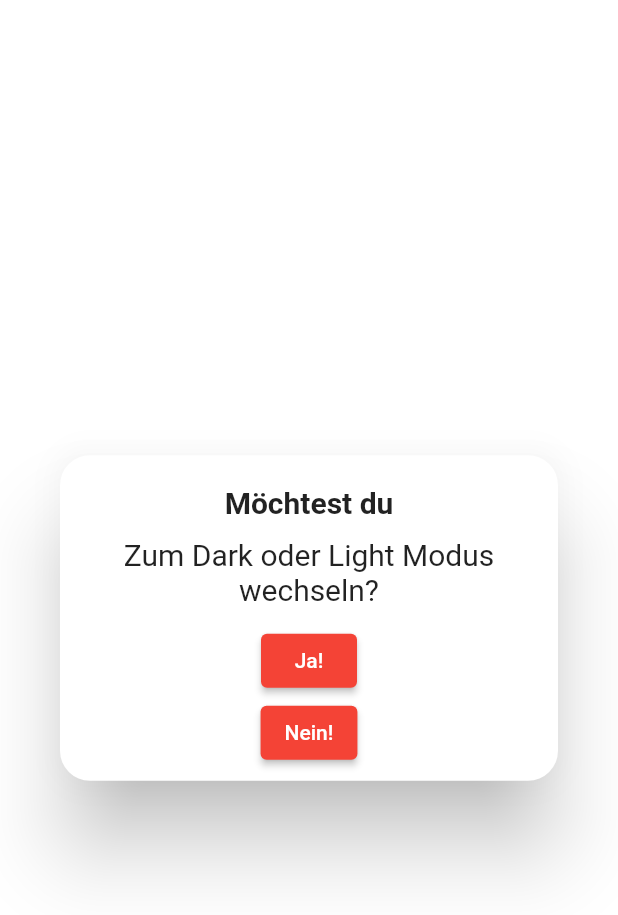
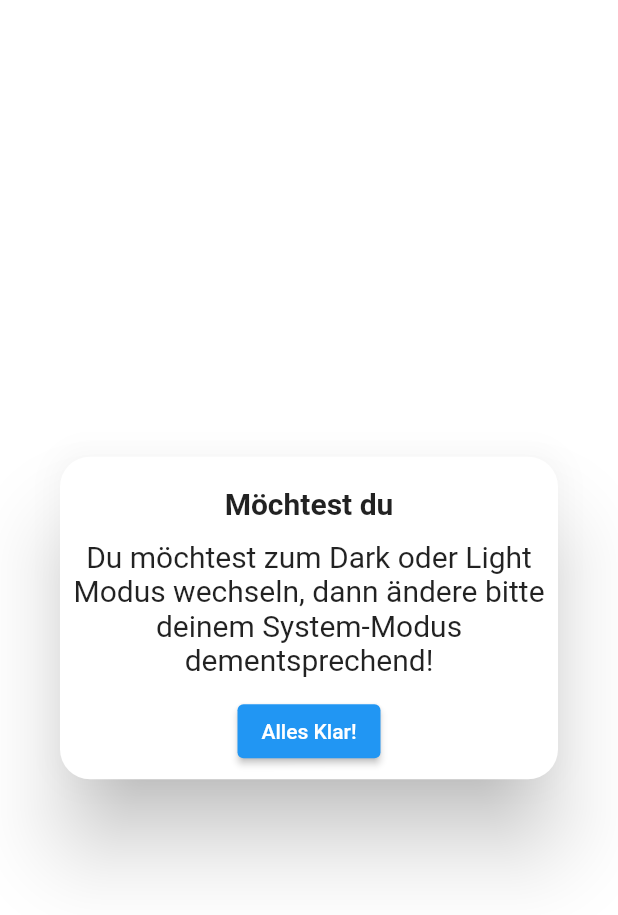
Before and after one commit to MichaelHalbl/Puzzle-Game, a Flutter app: the screen it shows after launch, after a tap on an icon or button, on a phone screen of 412 x 824 dp. Shown: the top 915 px of the screen. Run offline on Flutter 3.47's test engine with Material 2 defaults, Android fonts, the phone set to English and light mode, and no system bars; our stand-ins replace font_awesome_flutter; missing offline and left inert: dart:ffi, flutter_grid_button.

Commit message:
added dark and light modus

```diff
--- a/lib/home_screen_Easy.dart
+++ b/lib/home_screen_Easy.dart
@@ -1,3 +1,4 @@
+import 'package:firstapp_app/changeTheme.dart';
 import 'package:firstapp_app/rank.dart';
 import 'package:firstapp_app/spielfeld_screen_Easy.dart';
 import 'package:firstapp_app/spielfeld_screen_Hard.dart';
@@ -10,7 +11,7 @@ class HomeScreen extends StatelessWidget {
   Widget build(BuildContext context) {
     return Scaffold(
       body: Container(
-        color: Colors.deepOrangeAccent,
+        // color: Colors.deepOrangeAccent,
         child: Center(
           child: Padding(
             padding: const EdgeInsets.all(20.0),
@@ -20,7 +21,7 @@ class HomeScreen extends StatelessWidget {
                 Column(
                   children: [
                     Text(
-                      "The",
+                      'The',
                       style: TextStyle(
                         fontFamily: "Raleway",
                         fontWeight: FontWeight.bold,
@@ -29,11 +30,11 @@ class HomeScreen extends StatelessWidget {
                         foreground: Paint()
                           ..style = PaintingStyle.stroke
                           ..strokeWidth = 2.0
-                          ..color = Colors.black,
+                          ..color = Colors.white,
                       ),
                     ),
                     Text(
-                      "Number",
+                      'Number',
                       style: TextStyle(
                         fontFamily: "Manrope",
                         fontWeight: FontWeight.bold,
@@ -42,11 +43,11 @@ class HomeScreen extends StatelessWidget {
                         foreground: Paint()
                           ..style = PaintingStyle.stroke
                           ..strokeWidth = 2.0
-                          ..color = Colors.black,
+                          ..color = Colors.white,
                       ),
                     ),
                     Text(
-                      "Puzzle",
+                      'Puzzle',
                       style: TextStyle(
                         fontFamily: "Manrope",
                         fontWeight: FontWeight.bold,
@@ -55,7 +56,7 @@ class HomeScreen extends StatelessWidget {
                         foreground: Paint()
                           ..style = PaintingStyle.stroke
                           ..strokeWidth = 2.0
-                          ..color = Colors.black,
+                          ..color = Colors.white,
                       ),
                     ),
                   ],
@@ -65,12 +66,9 @@ class HomeScreen extends StatelessWidget {
                   crossAxisAlignment: CrossAxisAlignment.center,
                   children: [
                     /////////////////////////////////////////////////////////////////////////////////////////////////////////////
-                    circButton(
-                        FontAwesomeIcons.info, context),
-                    circButton2(FontAwesomeIcons.lightbulb,
-                        context),
-                    circButton3(
-                        FontAwesomeIcons.cog, context),
+                    circButton(FontAwesomeIcons.info, context),
+                    circButton2(FontAwesomeIcons.lightbulb, context),
+                    circButton3(FontAwesomeIcons.cog, context),
                   ],
                 ),
                 Column(
@@ -83,17 +81,15 @@ class HomeScreen extends StatelessWidget {
                         "elevate your level",
                         FontAwesomeIcons.feather,
                         Color(0xFF259E00),
-                        width: MediaQuery
-                            .of(context)
-                            .size
-                            .width - 80),
+                        width: MediaQuery.of(context).size.width - 80),
                     modeButton(
-                        spielfeldMittel(), context, "Mittel", "getting better",
-                        FontAwesomeIcons.userClock, Color(0xF5AAA600),
-                        width: MediaQuery
-                            .of(context)
-                            .size
-                            .width - 80),
+                        spielfeldMittel(),
+                        context,
+                        "Mittel",
+                        "getting better",
+                        FontAwesomeIcons.userClock,
+                        Color(0xF5AAA600),
+                        width: MediaQuery.of(context).size.width - 80),
                     modeButton(
                         spielfeldSchwer(),
                         context,
@@ -101,10 +97,7 @@ class HomeScreen extends StatelessWidget {
                         "this is really hard",
                         FontAwesomeIcons.weightHanging,
                         Color(0xFFA30000),
-                        width: MediaQuery
-                            .of(context)
-                            .size
-                            .width - 80),
+                        width: MediaQuery.of(context).size.width - 80),
                     modeButton(
                       Rangliste(),
                       context,
@@ -112,10 +105,7 @@ class HomeScreen extends StatelessWidget {
                       "the Best of the best",
                       FontAwesomeIcons.listOl,
                       Color(0xFF2F80ED),
-                      width: MediaQuery
-                          .of(context)
-                          .size
-                          .width - 80,
+                      width: MediaQuery.of(context).size.width - 80,
                     ),
                   ],
                 ),
@@ -133,10 +123,8 @@ class HomeScreen extends StatelessWidget {
         child: RawMaterialButton(
           onPressed: () {
             print("open");
-            Navigator
-                .of(context)
-                .push(MaterialPageRoute(builder: (context) =>
-                Dialog(
+            Navigator.of(context).push(MaterialPageRoute(
+              builder: (context) => Dialog(
                 shape: RoundedRectangleBorder(
                   borderRadius: BorderRadius.circular(20),
                 ),
@@ -189,10 +177,8 @@ class HomeScreen extends StatelessWidget {
         child: RawMaterialButton(
           onPressed: () {
             print("open");
-            Navigator
-                .of(context)
-                .push(MaterialPageRoute(builder: (context) =>
-                Dialog(
+            Navigator.of(context).push(MaterialPageRoute(
+              builder: (context) => Dialog(
                 shape: RoundedRectangleBorder(
                   borderRadius: BorderRadius.circular(20),
                 ),
@@ -210,29 +196,21 @@ class HomeScreen extends StatelessWidget {
                       ),
                       SizedBox(height: 12),
                       Text(
-                          'Zum Dark oder Light Modus wechseln?',
+                        'Du möchtest zum Dark oder Light Modus wechseln, dann ändere bitte deinem System-Modus dementsprechend!',
                         textAlign: TextAlign.center,
                         style: TextStyle(fontSize: 20),
                       ),
                       SizedBox(height: 12),
                       ElevatedButton(
-                            child: Text('Ja!'),
+                          child: Text('Alles Klar!'),
                           onPressed: () {
                             Navigator.push(
                                 context,
                                 MaterialPageRoute(
                                   builder: (context) => HomeScreen(),
+
                                 ));
                           }),
-                        ElevatedButton(
-                            child: Text('Nein!'),
-                            onPressed: () {
-                              Navigator.push(
-                                context,
-                                MaterialPageRoute(
-                                    builder: (context) => HomeScreen(),
-                                  ));
-                            })
                     ],
                   ),
                 ),
@@ -252,10 +230,8 @@ class HomeScreen extends StatelessWidget {
         child: RawMaterialButton(
           onPressed: () {
             print("open");
-            Navigator
-                .of(context)
-                .push(MaterialPageRoute(builder: (context) =>
-                Dialog(
+            Navigator.of(context).push(MaterialPageRoute(
+              builder: (context) => Dialog(
                 shape: RoundedRectangleBorder(
                   borderRadius: BorderRadius.circular(20),
                 ),
--- a/lib/main.dart
+++ b/lib/main.dart
@@ -1,4 +1,5 @@
 import 'package:firstapp_app/home_screen_Easy.dart';
+import 'package:firstapp_app/themes.dart';
 import 'package:flutter/material.dart';
 import 'package:flutter/services.dart';
 
@@ -14,9 +15,9 @@ class MyApp extends StatelessWidget {
   Widget build(BuildContext context) {
     return MaterialApp(
       title: 'Flutter Demo',
-      theme: ThemeData(
-        primarySwatch: Colors.red,
-      ),
+      themeMode: ThemeMode.system,
+      theme: MyThemes.lighTheme,
+      darkTheme: MyThemes.darkTheme,
       debugShowCheckedModeBanner: false,
       home: HomeScreen(),
     );
--- a/lib/spielfeld_screen_Hard.dart
+++ b/lib/spielfeld_screen_Hard.dart
@@ -38,7 +38,7 @@ class _spielfeldState extends State<spielfeldSchwer> {
     return SafeArea(
         child: Container(
           height: size.height,
-      color: Colors.orange,
+          color: Theme.of(context).primaryColor,
            child: Column(
             children: <Widget>[
             MyTitleHard(size),
--- a/lib/spielfeld_screen_Middle.dart
+++ b/lib/spielfeld_screen_Middle.dart
@@ -38,7 +38,7 @@ class _spielfeldState extends State<spielfeldMittel> {
     return SafeArea(
         child: Container(
          height: size.height,
-      color: Colors.orange,
+         color: Theme.of(context).primaryColor,
           child: Column(
             children: <Widget>[
             MyTitleMiddle(size),
--- /dev/null
+++ b/lib/themes.dart
@@ -0,0 +1,22 @@
+import 'package:flutter/material.dart';
+
+class ThemeProvider extends ChangeNotifier {
+  ThemeMode themeMode = ThemeMode.dark;
+
+
+  bool get isDark => themeMode == ThemeMode.dark;
+}
+
+class MyThemes {
+  static final darkTheme = ThemeData(
+    scaffoldBackgroundColor: Colors.black12,
+    primaryColor: Colors.black12,
+   //colorScheme: ColorScheme.dark(),
+  );
+
+  static final lighTheme = ThemeData(
+    scaffoldBackgroundColor: Colors.deepOrangeAccent,
+      primaryColor: Colors.deepOrangeAccent,
+    //colorScheme: ColorScheme.dark(),
+  );
+}
```
Also changed, not shown: lib/spielfeld_screen_Easy.dart (+4 -4 lines). Lines whose indentation alone changed are shown as unchanged.
